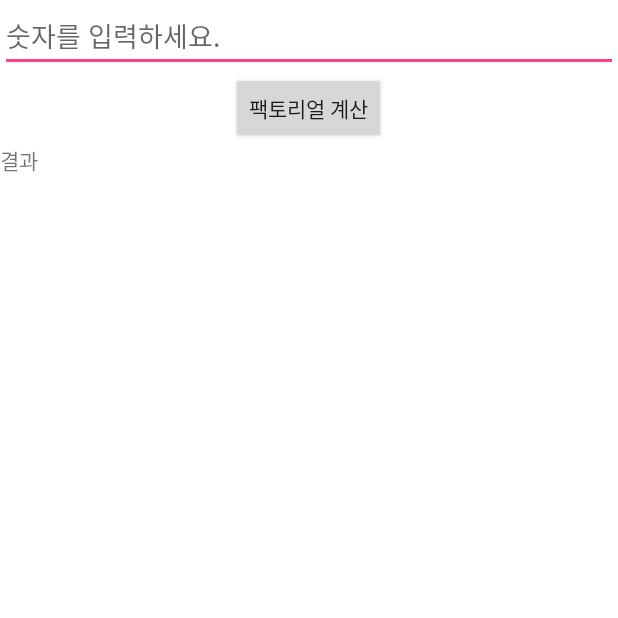
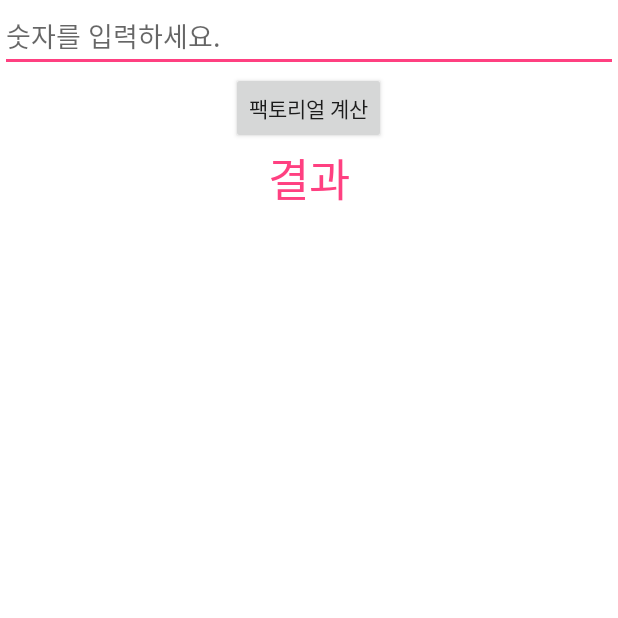
Before and after one commit to SongMarco/SampleAsyncTask, an Android app: the screen it shows after launch (MainActivity), on a phone screen of 412 x 824 dp, the top half of it. Run offline under Robolectric (Android 15) with nearby library versions, the phone set to English and light mode, and no system bars.

```diff
--- a/app/src/main/res/layout/activity_main.xml
+++ b/app/src/main/res/layout/activity_main.xml
@@ -24,6 +24,9 @@
         android:id="@+id/tvResult"
         android:layout_width="match_parent"
         android:layout_height="wrap_content"
-        android:text="결과" />
+        android:text="결과"
+        android:textSize="30sp"
+        android:textAlignment="center"
+        android:textColor="@color/colorAccent"/>
 
 </LinearLayout>
```
Also changed, not shown: app/src/main/java/com/example/administrator/sampleasynctask/MainActivity.java (+35 -7 lines), 1 other file.
